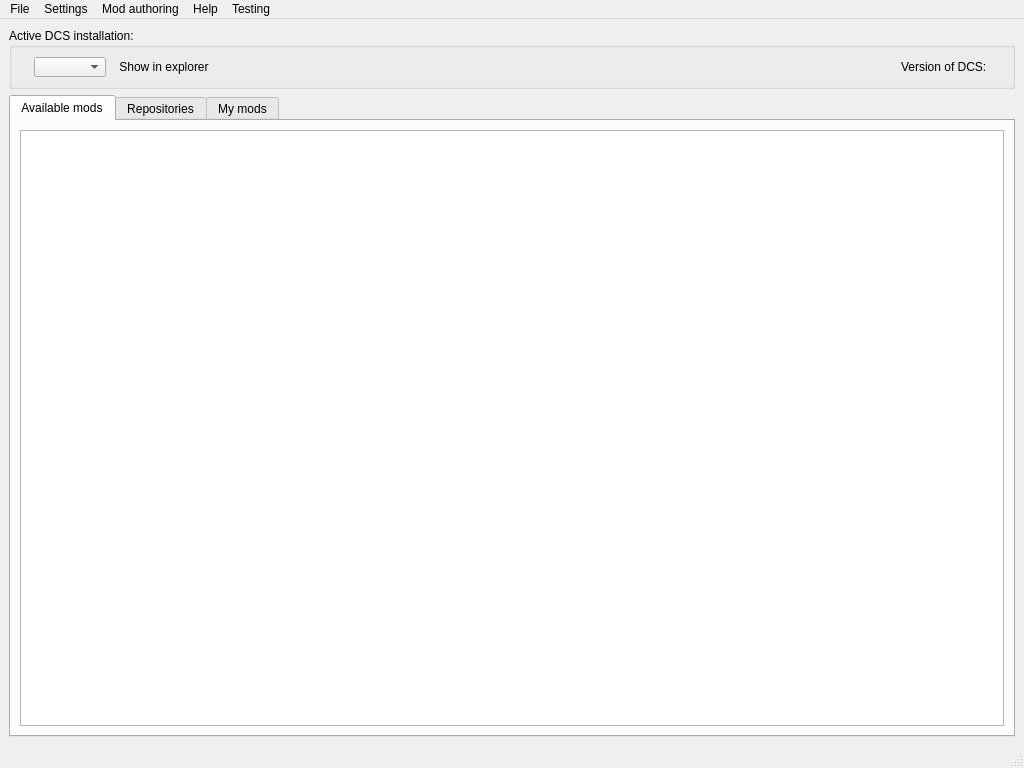
Qt form src/ui/skeletons/main.ui (132nd-etcher/EASI) before a commit.
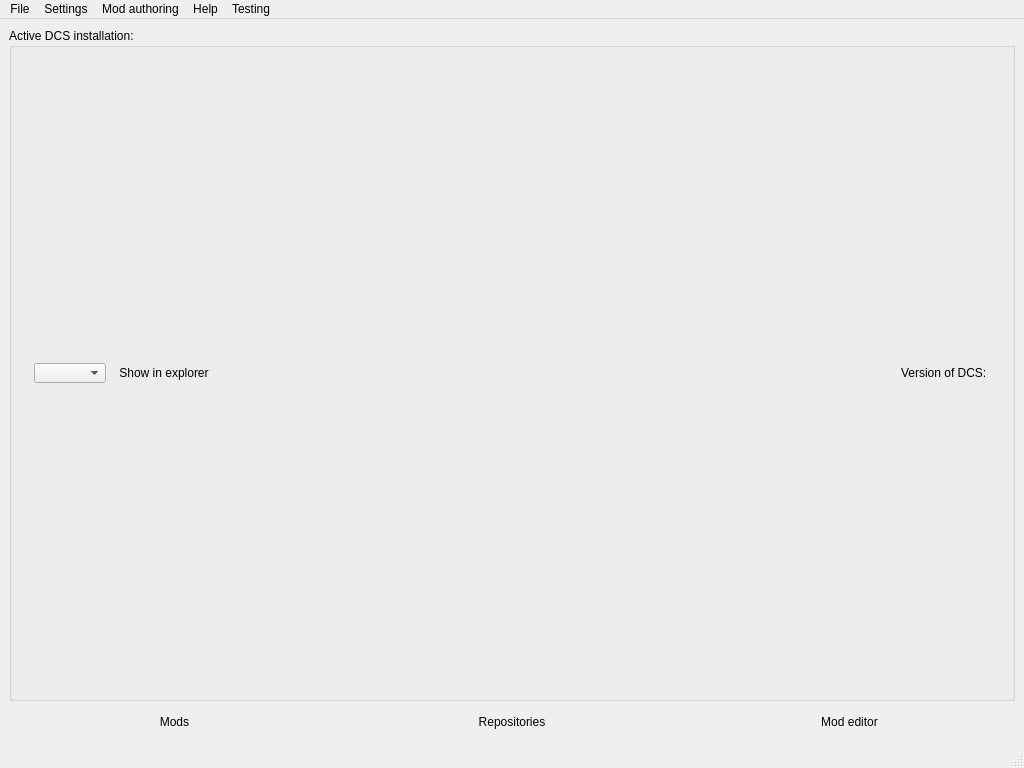
The same form after that commit. The open tabs and pages were chosen to show the change. Icons and pictures are not drawn.

Commit message: changed tabbed ui to checked buttons

```diff
--- a/src/ui/skeletons/main.ui
+++ b/src/ui/skeletons/main.ui
@@ -14,7 +14,7 @@
    <string>MainWindow</string>
   </property>
   <widget class="QWidget" name="centralwidget">
-   <layout class="QVBoxLayout" name="verticalLayout">
+   <layout class="QVBoxLayout" name="verticalLayout" stretch="0,0,1">
     <item>
      <widget class="QGroupBox" name="group_active_dcs_installation">
       <property name="title">
@@ -106,51 +106,95 @@
      </widget>
     </item>
     <item>
-     <widget class="QTabWidget" name="tab_widget">
-      <property name="currentIndex">
-       <number>2</number>
-      </property>
-      <property name="documentMode">
-       <bool>false</bool>
-      </property>
-      <widget class="QWidget" name="tab_mods">
-       <attribute name="title">
-        <string>Available mods</string>
-       </attribute>
-       <layout class="QVBoxLayout" name="verticalLayout_2">
-        <property name="spacing">
-         <number>6</number>
+     <layout class="QHBoxLayout" name="horizontalLayout_4">
+      <item>
+       <widget class="QToolButton" name="btn_mods">
+        <property name="sizePolicy">
+         <sizepolicy hsizetype="Expanding" vsizetype="Fixed">
+          <horstretch>0</horstretch>
+          <verstretch>0</verstretch>
+         </sizepolicy>
         </property>
-        <property name="leftMargin">
-         <number>9</number>
+        <property name="minimumSize">
+         <size>
+          <width>0</width>
+          <height>30</height>
+         </size>
         </property>
-        <property name="topMargin">
-         <number>9</number>
+        <property name="text">
+         <string>Mods</string>
         </property>
-        <property name="rightMargin">
-         <number>9</number>
+        <property name="checkable">
+         <bool>true</bool>
         </property>
-        <property name="bottomMargin">
-         <number>9</number>
+        <property name="autoExclusive">
+         <bool>true</bool>
         </property>
-        <item>
-         <widget class="QTableView" name="table_mods"/>
-        </item>
-       </layout>
-      </widget>
-      <widget class="QWidget" name="tab_repos">
-       <attribute name="title">
-        <string>Repositories</string>
-       </attribute>
-       <layout class="QHBoxLayout" name="horizontalLayout"/>
-      </widget>
-      <widget class="QWidget" name="tab_own_mods">
-       <attribute name="title">
-        <string>My mods</string>
-       </attribute>
-       <layout class="QHBoxLayout" name="horizontalLayout_3"/>
-      </widget>
-     </widget>
+        <property name="autoRaise">
+         <bool>true</bool>
+        </property>
+       </widget>
+      </item>
+      <item>
+       <widget class="QToolButton" name="btn_repos">
+        <property name="sizePolicy">
+         <sizepolicy hsizetype="Expanding" vsizetype="Fixed">
+          <horstretch>0</horstretch>
+          <verstretch>0</verstretch>
+         </sizepolicy>
+        </property>
+        <property name="minimumSize">
+         <size>
+          <width>0</width>
+          <height>30</height>
+         </size>
+        </property>
+        <property name="text">
+         <string>Repositories</string>
+        </property>
+        <property name="checkable">
+         <bool>true</bool>
+        </property>
+        <property name="autoExclusive">
+         <bool>true</bool>
+        </property>
+        <property name="autoRaise">
+         <bool>true</bool>
+        </property>
+       </widget>
+      </item>
+      <item>
+       <widget class="QToolButton" name="btn_editor">
+        <property name="sizePolicy">
+         <sizepolicy hsizetype="Expanding" vsizetype="Fixed">
+          <horstretch>0</horstretch>
+          <verstretch>0</verstretch>
+         </sizepolicy>
+        </property>
+        <property name="minimumSize">
+         <size>
+          <width>0</width>
+          <height>30</height>
+         </size>
+        </property>
+        <property name="text">
+         <string>Mod editor</string>
+        </property>
+        <property name="checkable">
+         <bool>true</bool>
+        </property>
+        <property name="autoExclusive">
+         <bool>true</bool>
+        </property>
+        <property name="autoRaise">
+         <bool>true</bool>
+        </property>
+       </widget>
+      </item>
+     </layout>
+    </item>
+    <item>
+     <layout class="QVBoxLayout" name="main_layout"/>
     </item>
    </layout>
   </widget>
```
The commit also changes 2 other files.
